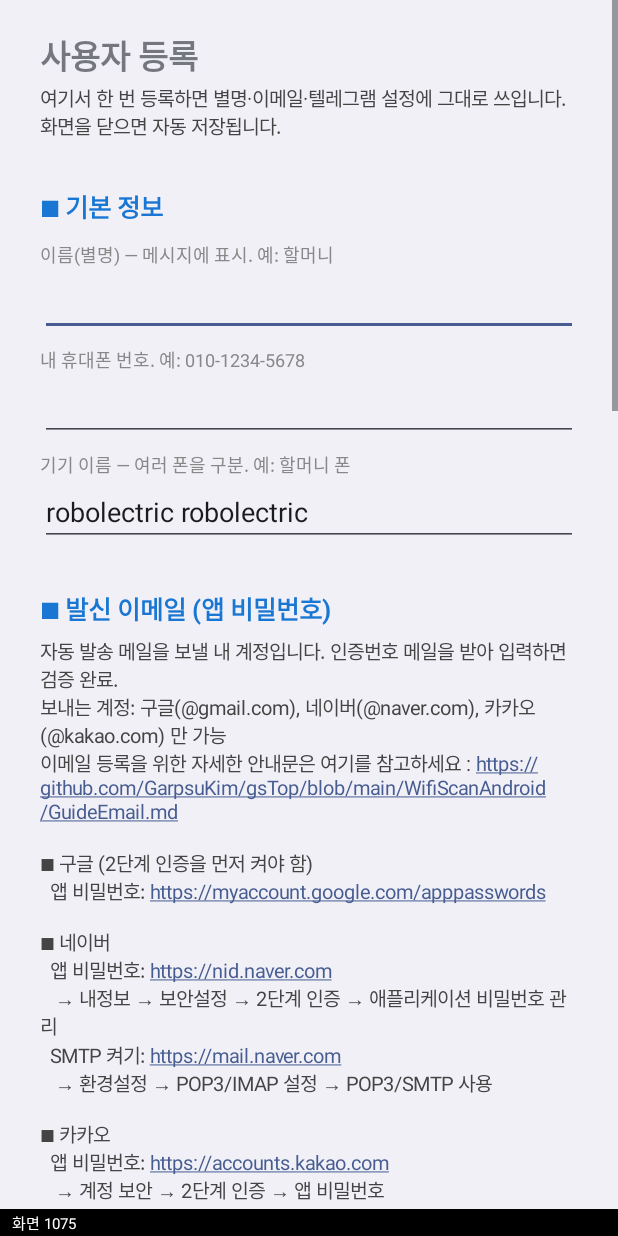
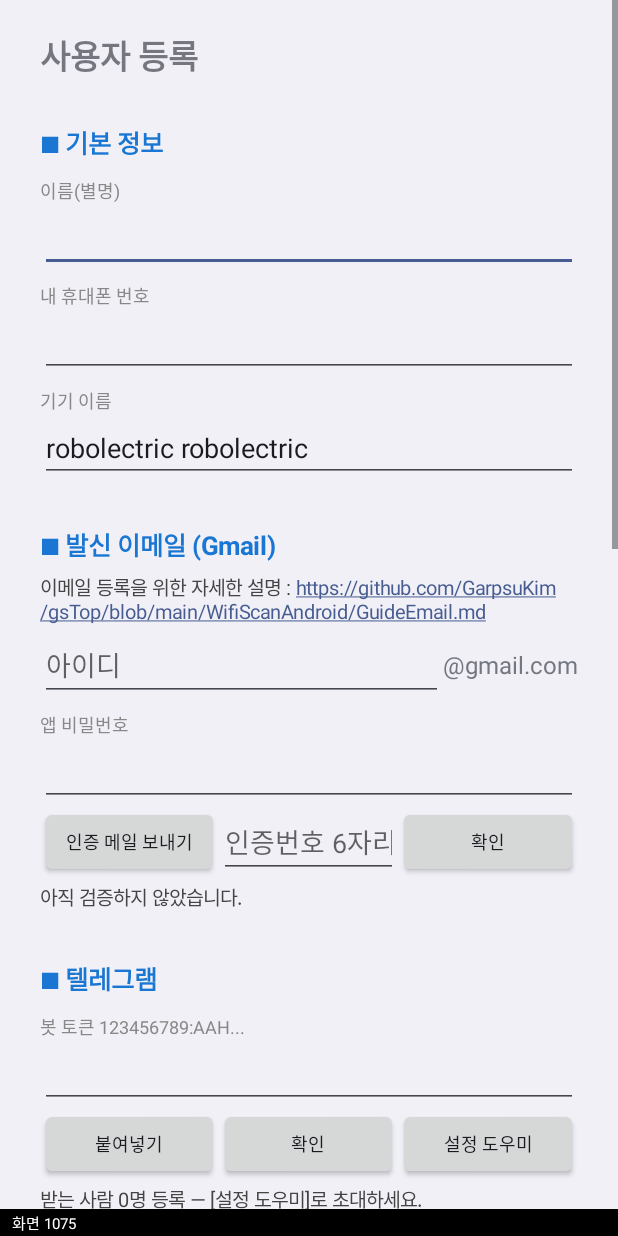
Before and after one commit to GarpsuKim/gsTop, an Android app: the UserActivity screen opened directly, with no data from a screen before it, on a phone screen of 412 x 824 dp. Run offline under Robolectric (Android 15) with nearby library versions, the phone set to English and light mode, and no system bars.

Commit message:
WifiScanAndroid: 발신이메일1개로 고정

```diff
--- a/WifiScanAndroid/app/src/main/java/com/garpsu/wifiscan/UserActivity.java
+++ b/WifiScanAndroid/app/src/main/java/com/garpsu/wifiscan/UserActivity.java
@@ -69,6 +69,7 @@ public class UserActivity extends Activity {
 
     private SharedPreferences up;
     private EditText name, phone, device, mail, pass, code, token, pcIp, pcPort, pcKey, blood, disease, meds, memo;
+    private static final String mailDomain = "gmail.com"; // 발신 이메일은 구글(Gmail)만 (@ 뒤 고정)
     private TextView mailStatus, tgStatus, tsStatus, pcStatus;
     private CheckBox medSos;
     private String pendingCode;   // 보낸 인증번호
@@ -91,23 +92,32 @@ public class UserActivity extends Activity {
         title.setTextSize(22);
         title.setTypeface(null, Typeface.BOLD);
         root.addView(title);
-        root.addView(note("여기서 한 번 등록하면 별명·이메일·텔레그램 설정에 그대로 쓰입니다. 화면을 닫으면 자동 저장됩니다."));
+        // (화면 1075: 설명문 없이 입력 칸만)
 
         // ---------- 1) 기본 정보 ----------
         section(root, "■ 기본 정보");
-        name = edit(root, "이름(별명) — 메시지에 표시. 예: 할머니", TelegramSender.senderName(this), InputType.TYPE_CLASS_TEXT);
-        phone = edit(root, "내 휴대폰 번호. 예: 010-1234-5678", up.getString("phone", ""), InputType.TYPE_CLASS_PHONE);
-        device = edit(root, "기기 이름 — 여러 폰을 구분. 예: 할머니 폰",
+        name = edit(root, "이름(별명)", TelegramSender.senderName(this), InputType.TYPE_CLASS_TEXT);
+        phone = edit(root, "내 휴대폰 번호", up.getString("phone", ""), InputType.TYPE_CLASS_PHONE);
+        device = edit(root, "기기 이름",
                 up.getString("device", Build.MANUFACTURER + " " + Build.MODEL), InputType.TYPE_CLASS_TEXT);
 
-        // ---------- 2) 발신 이메일 ----------
-        section(root, "■ 발신 이메일 (앱 비밀번호)");
-        root.addView(note("자동 발송 메일을 보낼 내 계정입니다. 인증번호 메일을 받아 입력하면 검증 완료.\n"
-                + EmailSender.HELP));
-        mail = edit(root, "보내는 이메일. 예: mygmail@gmail.com",
-                up.getString("mail", em.getString("from", "")),
-                InputType.TYPE_CLASS_TEXT | InputType.TYPE_TEXT_VARIATION_EMAIL_ADDRESS);
-        pass = edit(root, "앱 비밀번호 16자리", up.getString("mailPass", em.getString("pass", "")),
+        // ---------- 2) 발신 이메일: 구글(Gmail)만, @gmail.com 고정 ----------
+        section(root, "■ 발신 이메일 (Gmail)");
+        root.addView(note("이메일 등록을 위한 자세한 설명 : " + EmailSender.GUIDE_URL)); // 누르면 브라우저로 열림
+        String saved = up.getString("mail", em.getString("from", ""));
+        int at = saved.indexOf('@');
+        LinearLayout mr = row(root);
+        mail = new EditText(this); // @ 앞 아이디만 입력
+        mail.setSingleLine(true);
+        mail.setHint("아이디");
+        mail.setInputType(InputType.TYPE_CLASS_TEXT | InputType.TYPE_TEXT_VARIATION_EMAIL_ADDRESS);
+        mail.setText(at >= 0 ? saved.substring(0, at) : saved);
+        mr.addView(mail, new LinearLayout.LayoutParams(0, ViewGroup.LayoutParams.WRAP_CONTENT, 1f));
+        final TextView domainText = new TextView(this);
+        domainText.setText("@" + mailDomain);
+        domainText.setTextSize(16);
+        mr.addView(domainText);
+        pass = edit(root, "앱 비밀번호", up.getString("mailPass", em.getString("pass", "")),
                 InputType.TYPE_CLASS_TEXT | InputType.TYPE_TEXT_VARIATION_PASSWORD);
         LinearLayout r1 = row(root);
         button(r1, "인증 메일 보내기", v -> sendCode());
@@ -136,17 +146,15 @@ public class UserActivity extends Activity {
 
         // ---------- 4) Tailscale VPN / PC 서버 ----------
         section(root, "■ Tailscale VPN / PC 서버");
-        root.addView(note("PC 서버(gsHomeManager)와 연동할 때 씁니다. (연동 기능은 추후)\n"
-                + "Tailscale 앱이 켜져 있으면 이 폰의 Tailscale IP(100.x.x.x)를 자동으로 찾습니다."));
         tsStatus = note("");
         root.addView(tsStatus);
         LinearLayout r3 = row(root);
         button(r3, "다시 찾기", v -> showTsStatus());
         button(r3, "Tailscale 앱 열기", v -> openTailscale());
         showTsStatus();
-        pcIp = edit(root, "PC 서버 Tailscale IP. 예: 100.64.1.2", up.getString("pcIp", ""), InputType.TYPE_CLASS_TEXT);
-        pcPort = edit(root, "PC 서버 포트. 예: 8765", up.getString("pcPort", ""), InputType.TYPE_CLASS_NUMBER);
-        pcKey = edit(root, "접속 키 (PC 서버에도 같은 값을 넣음)", up.getString("pcKey", ""), InputType.TYPE_CLASS_TEXT);
+        pcIp = edit(root, "PC 서버 IP", up.getString("pcIp", ""), InputType.TYPE_CLASS_TEXT);
+        pcPort = edit(root, "PC 서버 포트", up.getString("pcPort", ""), InputType.TYPE_CLASS_NUMBER);
+        pcKey = edit(root, "접속 키", up.getString("pcKey", ""), InputType.TYPE_CLASS_TEXT);
         LinearLayout r4 = row(root);
         button(r4, "접속 키 만들기", v -> pcKey.setText(randomKey(24)));
         button(r4, "접속 키 복사", v -> copy(pcKey.getText().toString()));
@@ -155,12 +163,11 @@ public class UserActivity extends Activity {
         root.addView(pcStatus);
 
         // ---------- 5) 긴급 의료 정보 ----------
-        section(root, "■ 긴급 의료 정보 (선택)");
-        root.addView(note("SOS 때 보호자에게 함께 보냅니다. 구조대·보호자가 빨리 대처하는 데 도움이 됩니다."));
-        blood = edit(root, "혈액형. 예: A형 Rh+", up.getString("blood", ""), InputType.TYPE_CLASS_TEXT);
-        disease = edit(root, "지병. 예: 고혈압, 당뇨, 치매 초기", up.getString("disease", ""), InputType.TYPE_CLASS_TEXT);
-        meds = edit(root, "복용 약. 예: 혈압약(아침)", up.getString("meds", ""), InputType.TYPE_CLASS_TEXT);
-        memo = edit(root, "메모. 예: 보청기 사용, 알레르기", up.getString("memo", ""), InputType.TYPE_CLASS_TEXT);
+        section(root, "■ 긴급 의료 정보");
+        blood = edit(root, "혈액형", up.getString("blood", ""), InputType.TYPE_CLASS_TEXT);
+        disease = edit(root, "지병", up.getString("disease", ""), InputType.TYPE_CLASS_TEXT);
+        meds = edit(root, "복용 약", up.getString("meds", ""), InputType.TYPE_CLASS_TEXT);
+        memo = edit(root, "메모", up.getString("memo", ""), InputType.TYPE_CLASS_TEXT);
         medSos = new CheckBox(this);
         medSos.setText("SOS 메시지에 의료 정보 첨부");
         medSos.setChecked(up.getBoolean("medSos", true));
@@ -168,10 +175,6 @@ public class UserActivity extends Activity {
 
         // ---------- 6) 설정 백업·복원 ----------
         section(root, "■ 설정 백업·복원");
-        TextView warn = note("모든 설정(홈 공유기, 받는 사람, 봇 토큰, 이메일 앱 비밀번호 포함)을 파일로 저장합니다.\n"
-                + "※ 비밀번호가 들어 있으니 파일을 다른 사람에게 보내지 마세요.");
-        warn.setTextColor(0xFFC62828);
-        root.addView(warn);
         LinearLayout r5 = row(root);
         button(r5, "설정 내보내기", v -> exportSettings());
         button(r5, "설정 불러오기", v -> importSettings());
@@ -214,7 +217,7 @@ public class UserActivity extends Activity {
 
     private void save() {
         TelegramSender.setSenderName(this, name.getText().toString());
-        String m = mail.getText().toString().trim();
+        String m = fullMail();
         String p = pass.getText().toString().replace(" ", "");
         SharedPreferences.Editor ed = up.edit()
                 .putString("phone", phone.getText().toString().trim())
@@ -243,11 +246,21 @@ public class UserActivity extends Activity {
         }
     }
 
+    // 발신 이메일 전체 주소 = 아이디 + "@" + 고른 메일(카카오·네이버·구글). 아이디가 비면 ""
+    private String fullMail() {
+        String id = mail.getText().toString().trim();
+        int at = id.indexOf('@');
+        if (at >= 0) {
+            id = id.substring(0, at); // 실수로 전체 주소를 넣어도 @ 앞만 사용
+        }
+        return id.isEmpty() ? "" : id + "@" + mailDomain;
+    }
+
     // ---------- 발신 이메일 검증 ----------
 
     private void showMailStatus() {
         boolean ok = up.getBoolean("mailVerified", false)
-                && mail.getText().toString().trim().equals(up.getString("mail", ""));
+                && fullMail().equals(up.getString("mail", ""));
         long t = up.getLong("mailVerifiedAt", 0);
         mailStatus.setText(ok ? "✓ 검증됨 (" + new SimpleDateFormat("MM-dd HH:mm", Locale.KOREA).format(new Date(t)) + ")"
                 : "아직 검증하지 않았습니다.");
@@ -255,7 +268,7 @@ public class UserActivity extends Activity {
     }
 
     private void sendCode() {
-        final String m = mail.getText().toString().trim();
+        final String m = fullMail();
         final String p = pass.getText().toString().replace(" ", "");
         if (!Patterns.EMAIL_ADDRESS.matcher(m).matches() || p.isEmpty()) {
             Toast.makeText(this, "보내는 이메일과 앱 비밀번호를 입력하세요.", Toast.LENGTH_SHORT).show();
```
Also changed, not shown: WifiScanAndroid/app/src/main/java/com/garpsu/wifiscan/EmailSender.java (+7 -29 lines), 2 other files.
